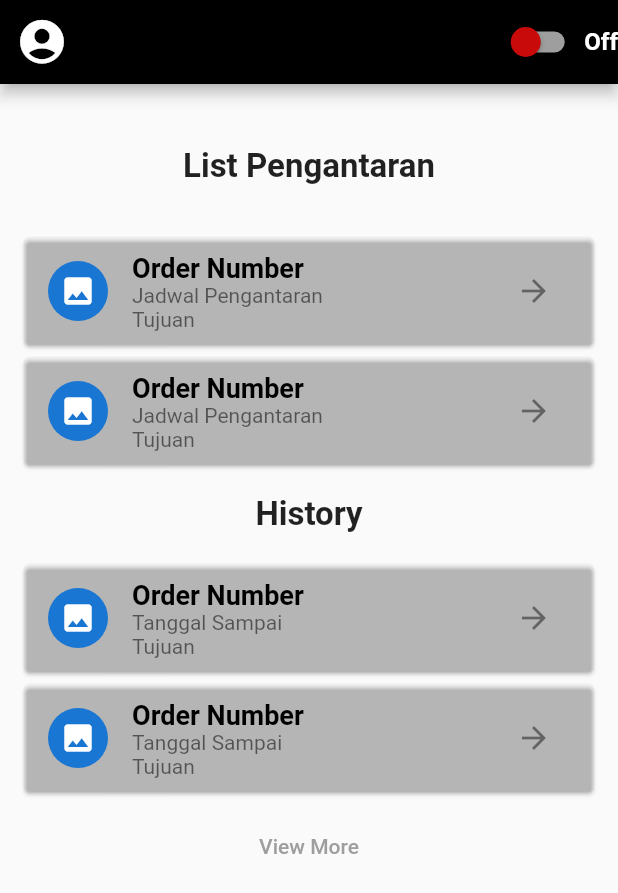
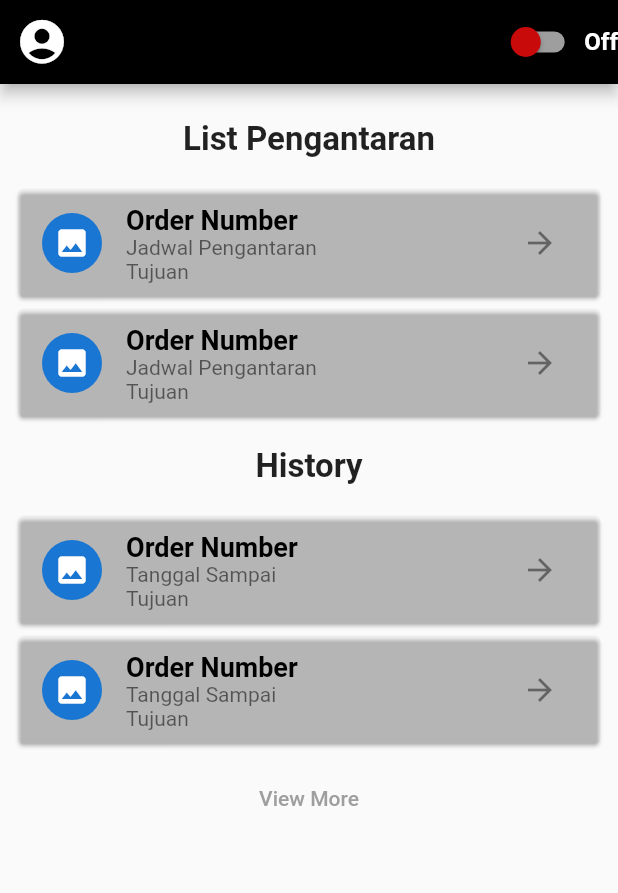
Before and after one commit to wlp26/Project_Ekspedisi, a Flutter app: the HomeScreen screen opened directly, on a phone screen of 412 x 824 dp. Shown: the top 893 px of the screen. Run offline on Flutter 3.47's test engine with Material 2 defaults, Android fonts, the light colour scheme and no system bars.

Commit message:
update terakhir

```diff
--- a/lib/screens/home.dart
+++ b/lib/screens/home.dart
@@ -108,13 +108,13 @@ class _HomeScreenState extends State<HomeScreen> {
         ],
       ),
       body: ListView(
-        padding: EdgeInsets.all(12.0),
+        padding: EdgeInsets.all(8.0),
         children: [
           Column(
             crossAxisAlignment: CrossAxisAlignment.start,
             children: [
               Container(
-                padding: const EdgeInsets.all(30.0),
+                padding: const EdgeInsets.all(16.0),
                 child: Center(
                   child: Text(
                     'List Pengantaran',
--- a/lib/screens/laporanKerusakan.dart
+++ b/lib/screens/laporanKerusakan.dart
@@ -176,7 +176,7 @@ class _LaporanKerusakan extends State<LaporanKerusakan> {
                         borderRadius: BorderRadius.circular(10.0),
                       ),
                     ),
-                    child: Text('Start'),
+                    child: Text('Submit'),
                   ),
                 ]))));
   }
```
Also changed, not shown: lib/main.dart (+8 -1 lines).
